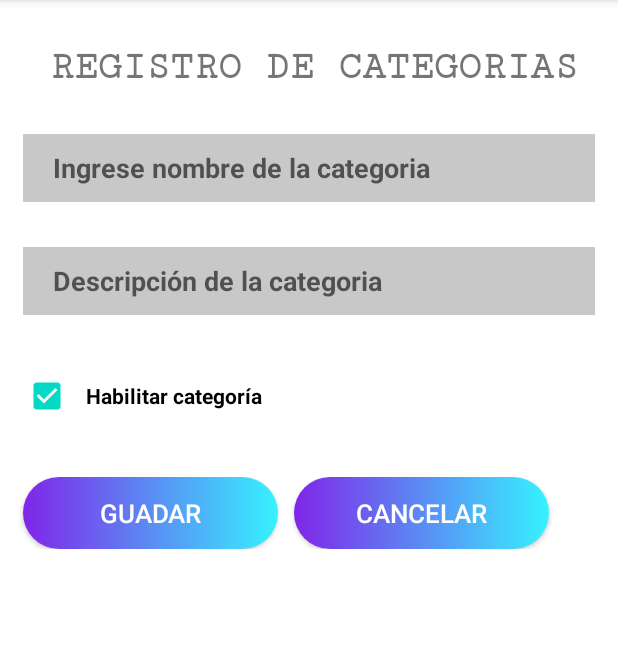
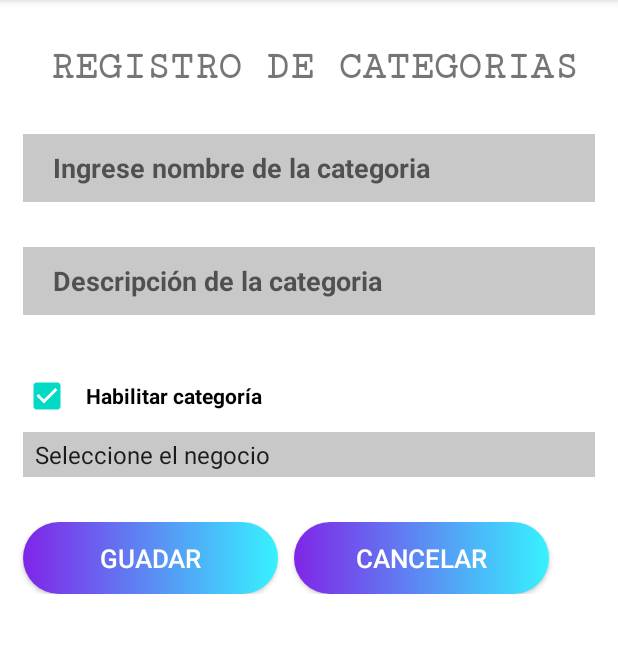
Before and after one commit to GerardoM3/ECommerce, an Android app: the crear_categoria screen opened directly, with no data from a screen before it, on a phone screen of 412 x 824 dp, the part 84-737 px from its top. Run offline under Robolectric (Android 15) with nearby library versions, the phone set to English and light mode, and no system bars; our stand-ins replace Volley; network calls fail.

Commit message:
CRUD Categoria 2

```diff
--- a/app/src/main/java/com/sis21a/e_commerce/Categoria/crear_categoria.java
+++ b/app/src/main/java/com/sis21a/e_commerce/Categoria/crear_categoria.java
@@ -3,10 +3,15 @@ package com.sis21a.e_commerce.Categoria;
 import android.content.Context;
 import android.content.Intent;
 import android.os.Bundle;
+import android.util.Log;
+import android.view.Gravity;
 import android.view.View;
+import android.widget.AdapterView;
+import android.widget.ArrayAdapter;
 import android.widget.Button;
 import android.widget.CheckBox;
 import android.widget.EditText;
+import android.widget.Spinner;
 import android.widget.Toast;
 
 import com.android.volley.AuthFailureError;
@@ -14,15 +19,18 @@ import com.android.volley.Request;
 import com.android.volley.Response;
 import com.android.volley.VolleyError;
 import com.android.volley.toolbox.StringRequest;
+import com.sis21a.e_commerce.Dto.dto_negocio;
 import com.sis21a.e_commerce.MySingleton;
 import com.sis21a.e_commerce.R;
 import com.sis21a.e_commerce.Tienda.Vista_productos_tienda;
 
 import androidx.appcompat.app.AppCompatActivity;
 
+import org.json.JSONArray;
 import org.json.JSONException;
 import org.json.JSONObject;
 
+import java.util.ArrayList;
 import java.util.HashMap;
 import java.util.Map;
 
@@ -30,9 +38,18 @@ public class crear_categoria extends AppCompatActivity {
 
     EditText etNombreCategoria, etDescripcionCategoria;
     CheckBox cbEstadoCategoria;
+    Spinner sp_negocio;
     Button btnGuardar, btnCancelarC;
 
+    ArrayList<dto_negocio> listaNegocios;
+    ArrayList<String> lista;
+
+    String id_negocio = "";
+    String nombre_negocio = "";
+
+
     int checkState = 0;
+    int conta = 0;
 
     @Override
     protected void onCreate (Bundle savedInstanceState){
@@ -42,12 +59,89 @@ public class crear_categoria extends AppCompatActivity {
         etNombreCategoria=findViewById(R.id.etNombreCategoria);
         etDescripcionCategoria=findViewById(R.id.etDescripcionCategoria);
         cbEstadoCategoria=findViewById(R.id.cbEstadoCategoria);
+        sp_negocio = findViewById(R.id.sp_negocio);
         btnGuardar=findViewById(R.id.btnGuardarC);
         btnCancelarC=findViewById(R.id.btnCancelarC);
+
+        fk_negocios(crear_categoria.this);
+
+
+        sp_negocio.setOnItemSelectedListener(new AdapterView.OnItemSelectedListener() {
+            @Override
+            public void onItemSelected(AdapterView<?> parent, View view, int position, long id) {
+
+                if(conta >= 1 && sp_negocio.getSelectedItemPosition() > 0){
+                    String item_spinner = sp_negocio.getSelectedItem().toString();
+                    String s[] = item_spinner.split("~");
+
+                    id_negocio = s[0].trim();
+                    nombre_negocio = s[1];
+
+                    Toast toast = Toast.makeText(crear_categoria.this, "Id cat: " + id_negocio + "\n" + "Nombre Categoria: " + nombre_negocio, Toast.LENGTH_SHORT);
+                    toast.setGravity(Gravity.CENTER, 0, 0);
+                    toast.show();
+                }else{
+                    id_negocio = "";
+                    nombre_negocio = "";
+                }
+
+                conta++;
+            }
+
+            @Override
+            public void onNothingSelected(AdapterView<?> adapterView) {
+
+            }
+        });
 
 
         btnGuardar.setOnClickListener(this::onClick);
         btnCancelarC.setOnClickListener(this::onClick);
+    }
+
+    public void fk_negocios(final Context context){
+        listaNegocios = new ArrayList<dto_negocio>();
+        lista = new ArrayList<String>();
+        lista.add("Seleccionar negocio");
+
+        String url = "https://e-commerce-itca.000webhostapp.com/WS/buscar_negocio.php";
+        StringRequest stringRequest = new StringRequest(Request.Method.GET, url, new Response.Listener<String>() {
+            @Override
+            public void onResponse(String response) {
+
+                try {
+                    JSONArray array = new JSONArray(response);
+                    int totalEncontrados = array.length();
+
+                    dto_negocio obj_negocio = null;
+
+                    for (int i = 0; i < array.length(); i++) {
+                        JSONObject negocioObject = array.getJSONObject(i);
+                        int id_negocio = negocioObject.getInt("id_negocio");
+                        String nombre_negocio = negocioObject.getString("nombre_negocio");
+                        String tipo_negocio = negocioObject.getString("tipo_negocio");
+                        int id_usuario = Integer.parseInt(negocioObject.getString("id_usuario"));
+                        obj_negocio = new dto_negocio(id_negocio, nombre_negocio, tipo_negocio, id_usuario);
+                        listaNegocios.add(obj_negocio);
+                        lista.add(listaNegocios.get(i).getId_negocio() + "~" + listaNegocios.get(i).getNombre_negocio());
+                        ArrayAdapter<String> adaptador = new ArrayAdapter<String>(crear_categoria.this, android.R.layout.simple_spinner_item, lista);
+                        sp_negocio.setAdapter(adaptador);
+
+                    }
+
+
+                } catch (JSONException e) {
+                    e.printStackTrace();
+                }
+            }
+        }, new Response.ErrorListener() {
+            @Override
+            public void onErrorResponse(VolleyError error) {
+                Toast.makeText(context, "Error. Compruebe su acceso a Internet.", Toast.LENGTH_SHORT).show();
+            }
+        });
+
+        MySingleton.getInstance(context).addToRequestQueue(stringRequest);
     }
 
 
--- a/app/src/main/res/layout/activity_crear_categoria.xml
+++ b/app/src/main/res/layout/activity_crear_categoria.xml
@@ -68,6 +68,17 @@
         android:checked="true"
         />
 
+    <Spinner
+        android:id="@+id/sp_negocio"
+        android:layout_width="match_parent"
+        android:layout_height="30dp"
+        android:layout_marginLeft="15dp"
+        android:layout_marginRight="15dp"
+        android:background="@color/cardview_shadow_start_color"
+        android:entries="@array/sp_negocio"
+        android:spinnerMode="dialog"
+        />
+
     <Space
         android:layout_width="match_parent"
         android:layout_height="30dp"/>
```
Also changed, not shown: app/src/main/java/com/sis21a/e_commerce/Dto/dto_negocio.java (+4 -4 lines).
